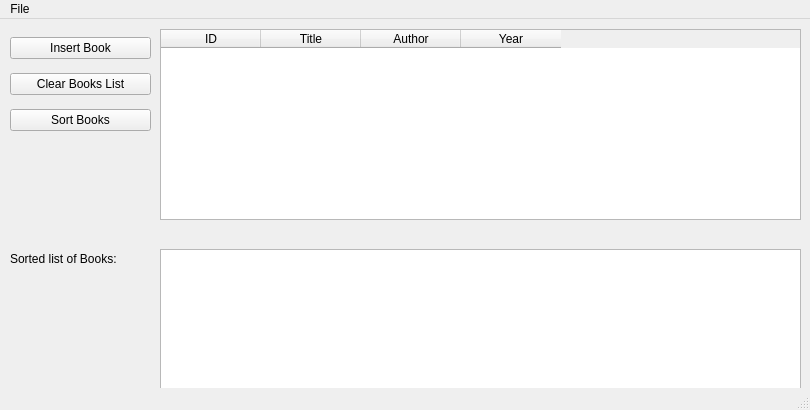
First picture: the form in gui/main_window.ui, repository JoaoFagundes/s1-challenge, before the edit.
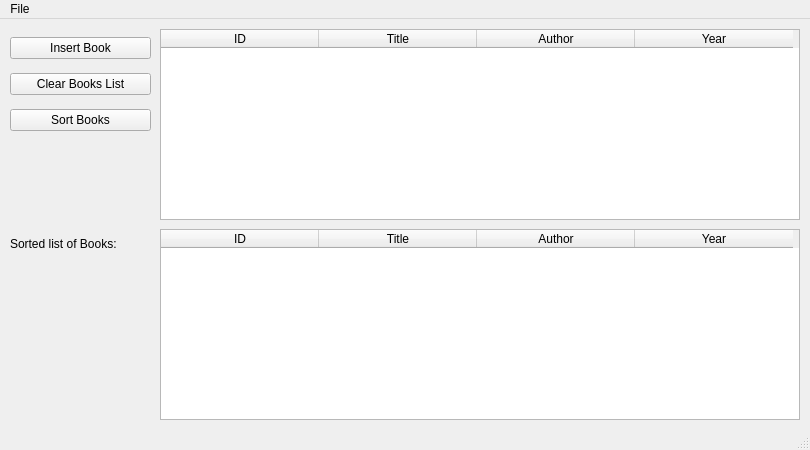
Second picture: the form after the edit.

The edit to the form file:
```diff
--- a/gui/main_window.ui
+++ b/gui/main_window.ui
@@ -7,13 +7,13 @@
     <x>0</x>
     <y>0</y>
     <width>810</width>
-    <height>410</height>
+    <height>450</height>
    </rect>
   </property>
   <property name="maximumSize">
    <size>
     <width>810</width>
-    <height>410</height>
+    <height>450</height>
    </size>
   </property>
   <property name="windowTitle">
@@ -28,10 +28,19 @@
      <rect>
       <x>160</x>
       <y>10</y>
-      <width>641</width>
+      <width>640</width>
       <height>191</height>
      </rect>
     </property>
+    <property name="maximumSize">
+     <size>
+      <width>640</width>
+      <height>16777215</height>
+     </size>
+    </property>
+    <attribute name="horizontalHeaderDefaultSectionSize">
+     <number>158</number>
+    </attribute>
     <column>
      <property name="text">
       <string>ID</string>
@@ -86,29 +95,61 @@
      </item>
     </layout>
    </widget>
-   <widget class="QListView" name="listView">
-    <property name="geometry">
-     <rect>
-      <x>160</x>
-      <y>230</y>
-      <width>641</width>
-      <height>151</height>
-     </rect>
-    </property>
-   </widget>
    <widget class="QLabel" name="ordened_label">
     <property name="geometry">
      <rect>
       <x>10</x>
-      <y>230</y>
+      <y>210</y>
       <width>141</width>
-      <height>20</height>
+      <height>30</height>
      </rect>
     </property>
     <property name="text">
      <string>Sorted list of Books:</string>
     </property>
    </widget>
+   <widget class="QTableWidget" name="sorted_table">
+    <property name="enabled">
+     <bool>true</bool>
+    </property>
+    <property name="geometry">
+     <rect>
+      <x>160</x>
+      <y>210</y>
+      <width>640</width>
+      <height>191</height>
+     </rect>
+    </property>
+    <property name="maximumSize">
+     <size>
+      <width>640</width>
+      <height>16777215</height>
+     </size>
+    </property>
+    <attribute name="horizontalHeaderDefaultSectionSize">
+     <number>158</number>
+    </attribute>
+    <column>
+     <property name="text">
+      <string>ID</string>
+     </property>
+    </column>
+    <column>
+     <property name="text">
+      <string>Title</string>
+     </property>
+    </column>
+    <column>
+     <property name="text">
+      <string>Author</string>
+     </property>
+    </column>
+    <column>
+     <property name="text">
+      <string>Year</string>
+     </property>
+    </column>
+   </widget>
   </widget>
   <widget class="QMenuBar" name="menubar">
    <property name="geometry">
```
